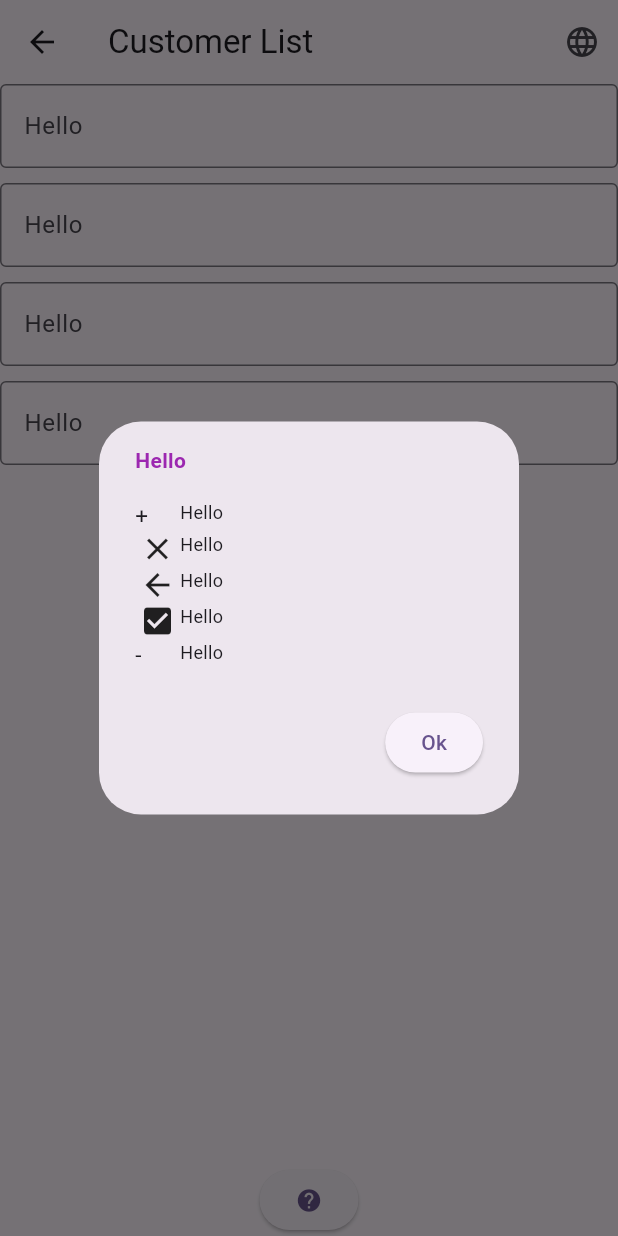
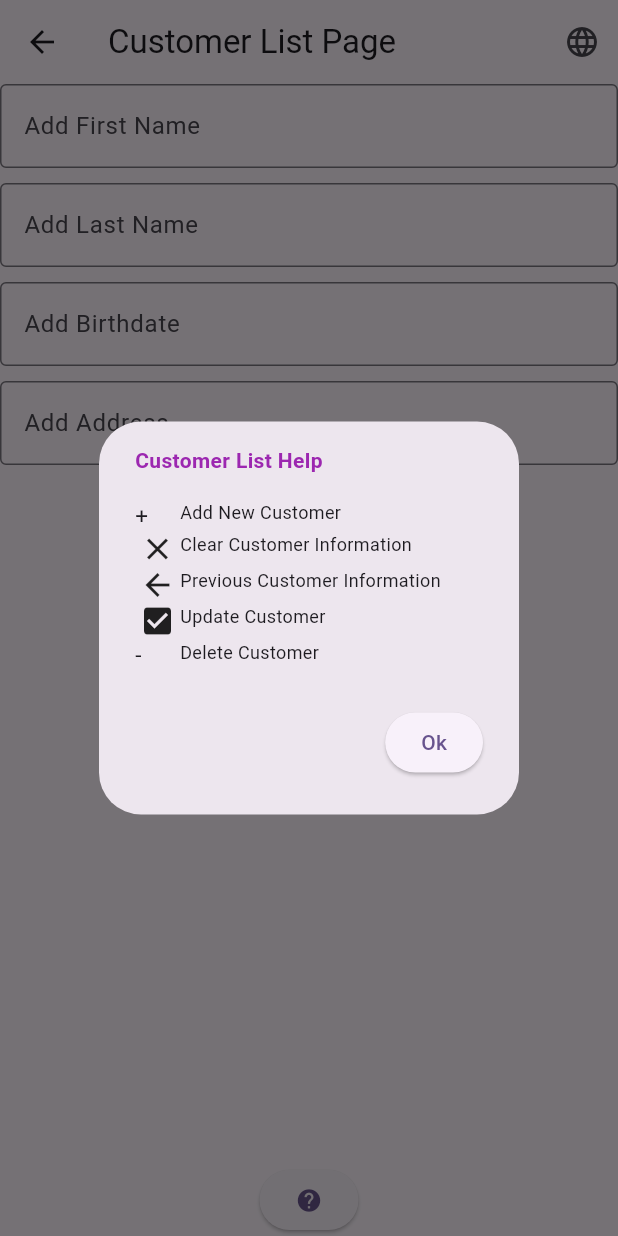
Before and after one commit to dell0081/final_project, a Flutter app: the CustomerListPage screen opened directly with empty values, after a tap on the "help" icon, on a phone screen of 412 x 824 dp. Run offline on Flutter 3.47's test engine with Material 3 defaults, Android fonts, the phone set to English and light mode, and no system bars; our stand-ins replace floor, sqflite; missing offline and left inert: encrypted_shared_preferences; accounts and stored records are empty; generated files the repository leaves out were written again.

Commit message:
Added new traslations
Added translations that were missed

```diff
--- a/assets/translations/en_CA.json
+++ b/assets/translations/en_CA.json
@@ -9,5 +9,17 @@
   "clear_customer_information": "Clear Customer Information",
   "previous_customer_information": "Previous Customer Information",
   "update_customer": "Update Customer",
-  "delete_customer":"Delete Customer"
+  "delete_customer":"Delete Customer",
+  "hello": "Hello",
+  "all_information_should_be_provided": "All information should be provided",
+  "first_name": "First Name:",
+  "last_name": "Last Name:",
+  "birthday": "Birthday",
+  "address": "Address:",
+  "cancel": "Cancel",
+  "delete": "Delete",
+  "ok": "Ok",
+  "change_language": "Change Language",
+  "english": "English",
+  "french": "French"
 }
--- a/assets/translations/fr_FR.json
+++ b/assets/translations/fr_FR.json
@@ -9,5 +9,17 @@
   "clear_customer_information": "Effacer les informations du client",
   "previous_customer_information": "Informations sur le client précédent",
   "update_customer": "Mettre à jour le client",
-  "delete_customer": "Supprimer le client"
+  "delete_customer": "Supprimer le client",
+  "hello": "Bonjour",
+  "all_information_should_be_provided": "Toutes les informations doivent être fournies",
+  "first_name": "Prénom:",
+  "last_name": "Nom de Famille:",
+  "birthday": "Date de naissance",
+  "address": "Adresse:",
+  "cancel": "Annuler",
+  "delete": "Supprimer",
+  "ok": "D'accord",
+  "change_language": "Changer la Langue",
+  "english": "Anglais",
+  "french": "Français"
 }
--- a/lib/Customer/customer_list_page.dart
+++ b/lib/Customer/customer_list_page.dart
@@ -68,7 +68,7 @@ class CustomerListPageState extends State<CustomerListPage> {
   }
   /// Method to translate a word using the app's localization.
   String translate(String word) {
-    return AppLocalizations.of(context)?.translate(word) ?? 'Hello';
+    return AppLocalizations.of(context)?.translate(word) ?? translate("hello");
   }
   /// Method to display previously stored data in text fields.
   Future<void> displayPrevious() async {
@@ -123,9 +123,9 @@ class CustomerListPageState extends State<CustomerListPage> {
   /// Method to display a snack bar when input fields are empty.
   void emptyInputSnackBar(BuildContext context) {
     final snackBar = SnackBar(
-      content: const Text('All information should be provided'),
+      content: Text(translate("all_information_should_be_provided")),
       action: SnackBarAction(
-        label: 'OK',
+        label: translate('ok'),
         onPressed: () {
           ScaffoldMessenger.of(context).hideCurrentSnackBar();
         },
@@ -171,7 +171,7 @@ class CustomerListPageState extends State<CustomerListPage> {
               alignment: Alignment.centerLeft,
               child: Text.rich(
                 TextSpan(
-                  text: translate('delete'),
+                  text: translate('delete_customer'),
                   style: const TextStyle(
                     fontWeight: FontWeight.bold,
                     color: Colors.purple, // Highlight color
@@ -182,14 +182,14 @@ class CustomerListPageState extends State<CustomerListPage> {
             const SizedBox(height: 16),
             Row(
               children: [
-                const Expanded(
+                Expanded(
                   child: Column(
                     crossAxisAlignment: CrossAxisAlignment.start,
                     children: [
-                      Text('First Name:'),
-                      Text('Last Name:'),
-                      Text('Birthday:'),
-                      Text('Address:'),
+                      Text(translate("first_name")),
+                      Text(translate("last_name")),
+                      Text(translate("birthday")),
+                      Text(translate("address")),
                     ],
                   ),
                 ),
@@ -210,14 +210,14 @@ class CustomerListPageState extends State<CustomerListPage> {
         ),
         actions: <Widget>[
           ElevatedButton(
-            child: const Text('Cancel'),
+            child: Text(translate("cancel")),
             onPressed: () {
               Navigator.pop(context);
             },
           ),
           /// Delete Button
           ElevatedButton(
-            child: const Text('Delete'),
+            child: Text(translate("delete")),
             onPressed: () {
               delete(customer.id);
               Navigator.pop(context);
@@ -239,7 +239,7 @@ class CustomerListPageState extends State<CustomerListPage> {
               alignment: Alignment.centerLeft,
               child: Text.rich(
                 TextSpan(
-                  text: translate('helpTitle'),
+                  text: translate('customer_list_help'),
                   style: const TextStyle(
                     fontWeight: FontWeight.bold,
                     color: Colors.purple, // Highlight color
@@ -256,23 +256,23 @@ class CustomerListPageState extends State<CustomerListPage> {
               children: [
                 TableRow(children: [
                   const Text('+', style: TextStyle(fontSize: 15)),
-                  Text(translate('add'), style: const TextStyle(fontSize: 12)),
+                  Text(translate('add_new_customer'), style: const TextStyle(fontSize: 12)),
                 ]),
                 TableRow(children: [
                   const Icon(Icons.clear),
-                  Text(translate('clear'), style: const TextStyle(fontSize: 12)),
+                  Text(translate('clear_customer_information'), style: const TextStyle(fontSize: 12)),
                 ]),
                 TableRow(children: [
                   const Icon(Icons.arrow_back),
-                  Text(translate('previous'), style: const TextStyle(fontSize: 12)),
+                  Text(translate('previous_customer_information'), style: const TextStyle(fontSize: 12)),
                 ]),
                 TableRow(children: [
                   const Icon(Icons.check_box),
-                  Text(translate('update'), style: const TextStyle(fontSize: 12)),
+                  Text(translate('update_customer'), style: const TextStyle(fontSize: 12)),
                 ]),
                 TableRow(children: [
                   const Text('-', style: TextStyle(fontSize: 15)),
-                  Text(translate('delete'), style: const TextStyle(fontSize: 12)),
+                  Text(translate('delete_customer'), style: const TextStyle(fontSize: 12)),
                 ]),
               ],
             ),
@@ -280,7 +280,7 @@ class CustomerListPageState extends State<CustomerListPage> {
         ),
         actions: <Widget>[
           ElevatedButton(
-            child: const Text('Ok'),
+            child: Text(translate("ok")),
             onPressed: () {
               Navigator.pop(context);
             },
@@ -294,41 +294,41 @@ class CustomerListPageState extends State<CustomerListPage> {
     showDialog<String>(
       context: context,
       builder: (BuildContext context) => AlertDialog(
-        content: const Column(
+        content: Column(
           mainAxisSize: MainAxisSize.min,
           children: [
             Align(
               alignment: Alignment.centerLeft,
               child: Text.rich(
                 TextSpan(
-                  text: 'Change Language',
-                  style: TextStyle(
+                  text: translate('change_language'),
+                  style: const TextStyle(
                     fontWeight: FontWeight.bold,
                     color: Colors.purple, // Highlight color
                   ),
                 ),
               ),
             ),
-            SizedBox(height: 16),
+            const SizedBox(height: 16),
           ],
         ),
         actions: <Widget>[
           ElevatedButton(
-            child: const Text('English'),
+            child: Text(translate('english')),
             onPressed: () {
               changeLanguage(englishLocale);
               Navigator.pop(context);
             },
           ),
           ElevatedButton(
-            child: const Text('French'),
+            child: Text(translate('french')),
             onPressed: () {
               changeLanguage(frenchLocale);
               Navigator.pop(context);
             },
           ),
           ElevatedButton(
-            child: const Text('Cancel'),
+            child: Text(translate('cancel')),
             onPressed: () {
               Navigator.pop(context);
             },
@@ -407,7 +407,7 @@ class CustomerListPageState extends State<CustomerListPage> {
               controller: _customersFirstNameController,
               decoration: InputDecoration(
                 border: const OutlineInputBorder(),
-                hintText: translate('firstName'),
+                hintText: translate('add_first_name'),
               ),
             ),
           ),
@@ -421,7 +421,7 @@ class CustomerListPageState extends State<CustomerListPage> {
               controller: _customersLastNameController,
               decoration: InputDecoration(
                 border: const OutlineInputBorder(),
-                hintText: translate('lastName'),
+                hintText: translate('add_last_name'),
               ),
             ),
           ),
@@ -435,7 +435,7 @@ class CustomerListPageState extends State<CustomerListPage> {
               controller: _customersBirthdayController,
               decoration: InputDecoration(
                 border: const OutlineInputBorder(),
-                hintText: translate('birthdate'),
+                hintText: translate('add_birthdate'),
               ),
               onTap: () async {
                 DateTime? date = await showDatePicker(
@@ -461,7 +461,7 @@ class CustomerListPageState extends State<CustomerListPage> {
               controller: _customersAddressController,
               decoration: InputDecoration(
                 border: const OutlineInputBorder(),
-                hintText: translate('address'),
+                hintText: translate('add_address'),
               ),
             ),
           ),
@@ -578,7 +578,7 @@ class CustomerListPageState extends State<CustomerListPage> {
   Widget build(BuildContext context) {
     return Scaffold(
       appBar: AppBar(
-        title: Text(AppLocalizations.of(context)?.translate('title') ?? 'Customer List'),
+        title: Text(AppLocalizations.of(context)?.translate('customer_list_page') ?? 'Customer List'),
         actions: <Widget>[
           IconButton(
             icon: const Icon(Icons.language),
```
